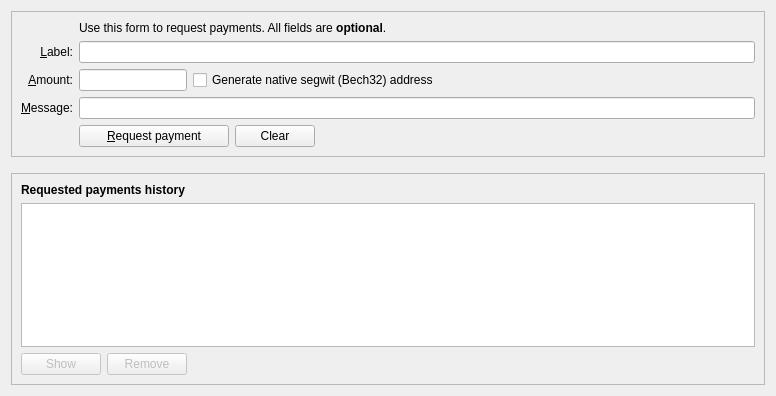
xCryptoCash/veles, file src/qt/forms/receivecoinsdialog.ui: the form before one commit.
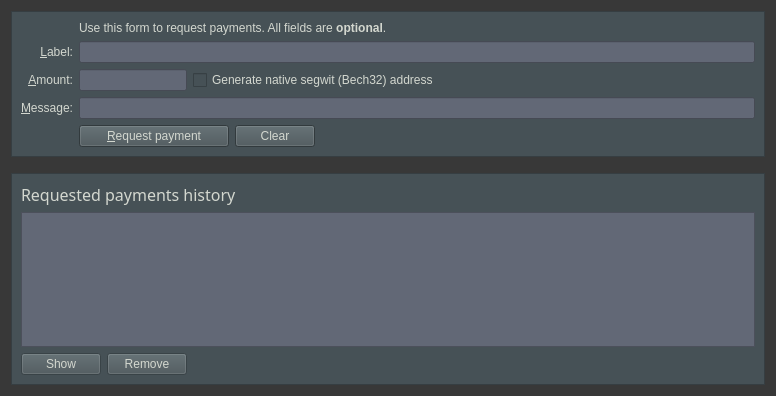
The form after the commit. Icons and pictures are not drawn. Custom widgets are drawn as their Qt base class.

```diff
--- a/src/qt/forms/receivecoinsdialog.ui
+++ b/src/qt/forms/receivecoinsdialog.ui
@@ -10,6 +10,11 @@
     <height>396</height>
    </rect>
   </property>
+  <property name="styleSheet">
+   <string notr="true">background-color:rgb(56, 56, 56);;
+color:rgb(211, 215, 207);
+font: 75 12pt &quot;Uroob&quot;;</string>
+  </property>
   <layout class="QVBoxLayout" name="verticalLayout" stretch="0,0,1">
    <item>
     <widget class="QFrame" name="frame2">
@@ -19,6 +24,11 @@
        <verstretch>0</verstretch>
       </sizepolicy>
      </property>
+     <property name="styleSheet">
+      <string notr="true">background-color:rgb(70, 81, 86);
+color:rgb(211, 215, 207);
+font: 75 12pt &quot;Uroob&quot;;</string>
+     </property>
      <property name="frameShape">
       <enum>QFrame::StyledPanel</enum>
      </property>
@@ -65,6 +75,11 @@
           <property name="toolTip">
            <string>An optional label to associate with the new receiving address.</string>
           </property>
+          <property name="styleSheet">
+           <string notr="true">background-color:rgb(98, 104, 118);
+color:rgb(211, 215, 207);
+font: 75 12pt &quot;Uroob&quot;;</string>
+          </property>
          </widget>
         </item>
         <item row="2" column="2">
@@ -93,7 +108,12 @@
         <item row="6" column="2">
          <widget class="QLineEdit" name="reqMessage">
           <property name="toolTip">
-           <string>An optional message to attach to the payment request, which will be displayed when the request is opened. Note: The message will not be sent with the payment over the FxTCoin network.</string>
+           <string>An optional message to attach to the payment request, which will be displayed when the request is opened. Note: The message will not be sent with the payment over the Veles network.</string>
+          </property>
+          <property name="styleSheet">
+           <string notr="true">background-color:rgb(98, 104, 118);
+color:rgb(211, 215, 207);
+font: 75 12pt &quot;Uroob&quot;;</string>
           </property>
          </widget>
         </item>
@@ -186,6 +206,11 @@
             <property name="toolTip">
              <string>An optional amount to request. Leave this empty or zero to not request a specific amount.</string>
             </property>
+            <property name="styleSheet">
+             <string notr="true">background-color:rgb(98, 104, 118);
+color:rgb(211, 215, 207);
+font: 75 12pt &quot;Uroob&quot;;</string>
+            </property>
            </widget>
           </item>
           <item>
@@ -254,6 +279,11 @@
        <verstretch>0</verstretch>
       </sizepolicy>
      </property>
+     <property name="styleSheet">
+      <string notr="true">background-color:rgb(70, 81, 86);
+color:rgb(211, 215, 207);
+font: 75 12pt &quot;Uroob&quot;;</string>
+     </property>
      <property name="frameShape">
       <enum>QFrame::StyledPanel</enum>
      </property>
@@ -265,8 +295,11 @@
        <widget class="QLabel" name="label_6">
         <property name="font">
          <font>
-          <weight>75</weight>
-          <bold>true</bold>
+          <family>Uroob</family>
+          <pointsize>12</pointsize>
+          <weight>9</weight>
+          <italic>false</italic>
+          <bold>false</bold>
          </font>
         </property>
         <property name="text">
@@ -279,6 +312,11 @@
         <property name="contextMenuPolicy">
          <enum>Qt::CustomContextMenu</enum>
         </property>
+        <property name="styleSheet">
+         <string notr="true">background-color:rgb(98, 104, 118);
+color:rgb(211, 215, 207);
+font: 75 12pt &quot;Uroob&quot;;</string>
+        </property>
         <property name="tabKeyNavigation">
          <bool>false</bool>
         </property>
```
Left out of the diff: 2 changed lines with no effect on the pictures.
